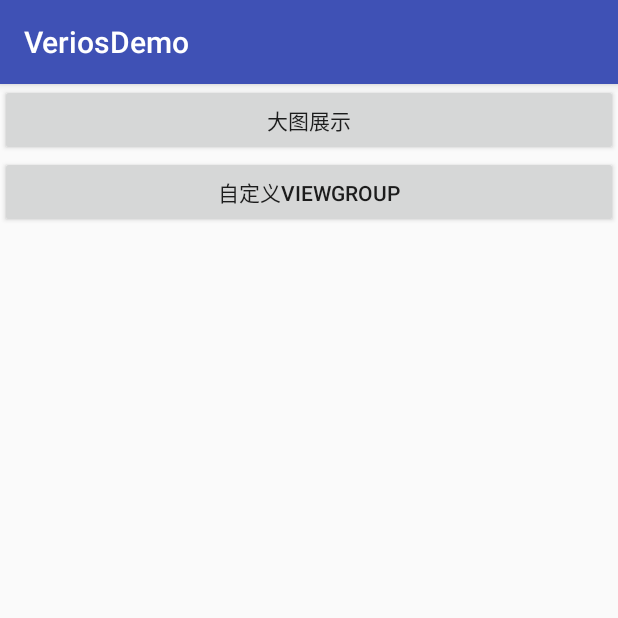
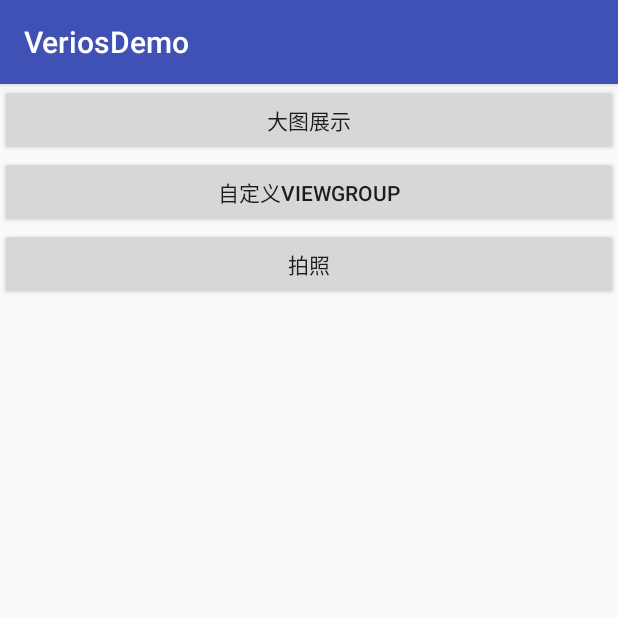
Before and after one commit to veriosZhu/VeriosDemo, an Android app: the screen it shows after launch (MainActivity), on a phone screen of 412 x 824 dp, the top half of it. Run offline under Robolectric (Android 15) with nearby library versions, the phone set to English and light mode, and no system bars.

Commit message:
加入拍照

```diff
--- a/app/src/main/AndroidManifest.xml
+++ b/app/src/main/AndroidManifest.xml
@@ -1,6 +1,9 @@
 <?xml version="1.0" encoding="utf-8"?>
 <manifest xmlns:android="http://schemas.android.com/apk/res/android"
     package="zhu.verios.veriosdemo">
+
+    <uses-feature android:name="android.hardware.camera"
+        android:required="true" />
 
     <application
         android:allowBackup="true"
@@ -17,7 +20,8 @@
             </intent-filter>
         </activity>
         <activity android:name=".bigimage.BigImageActivity" />
-        <activity android:name=".scrollviewex.ScrollViewExActivity"></activity>
+        <activity android:name=".scrollviewex.ScrollViewExActivity"/>
+        <activity android:name=".camera.TakePhotoActivity"/>
     </application>
 
 </manifest>
--- a/app/src/main/java/zhu/verios/veriosdemo/MainActivity.java
+++ b/app/src/main/java/zhu/verios/veriosdemo/MainActivity.java
@@ -1,12 +1,15 @@
 package zhu.verios.veriosdemo;
 
 import android.content.Intent;
+import android.graphics.Bitmap;
 import android.os.Bundle;
+import android.provider.MediaStore;
 import android.view.View;
 
 import androidx.appcompat.app.AppCompatActivity;
 
 import zhu.verios.veriosdemo.bigimage.BigImageActivity;
+import zhu.verios.veriosdemo.camera.TakePhotoActivity;
 import zhu.verios.veriosdemo.scrollviewex.ScrollViewExActivity;
 
 public class MainActivity extends AppCompatActivity implements View.OnClickListener {
@@ -26,6 +29,8 @@ public class MainActivity extends AppCompatActivity implements View.OnClickListe
             case R.id.btn_custom_viewgroup:
                 startActivity(new Intent(this, ScrollViewExActivity.class));
                 break;
+            case R.id.btn_take_photo:
+                startActivity(new Intent(this, TakePhotoActivity.class));
             default:
         }
     }
--- a/app/src/main/res/layout/activity_main.xml
+++ b/app/src/main/res/layout/activity_main.xml
@@ -25,4 +25,14 @@
         app:layout_constraintRight_toRightOf="parent"
         app:layout_constraintTop_toBottomOf="@id/btn_big_image"/>
 
+    <Button
+        android:id="@+id/btn_take_photo"
+        android:layout_width="0dp"
+        android:layout_height="wrap_content"
+        android:text="拍照"
+        android:onClick="onClick"
+        app:layout_constraintTop_toBottomOf="@id/btn_custom_viewgroup"
+        app:layout_constraintLeft_toLeftOf="parent"
+        app:layout_constraintRight_toRightOf="parent"/>
+
 </androidx.constraintlayout.widget.ConstraintLayout>
```
Also changed, not shown: app/src/main/java/zhu/verios/veriosdemo/camera/TakePhotoActivity.kt (added, +44 -0 lines), app/src/main/res/layout/activity_take_photo.xml (added, +18 -0 lines).
